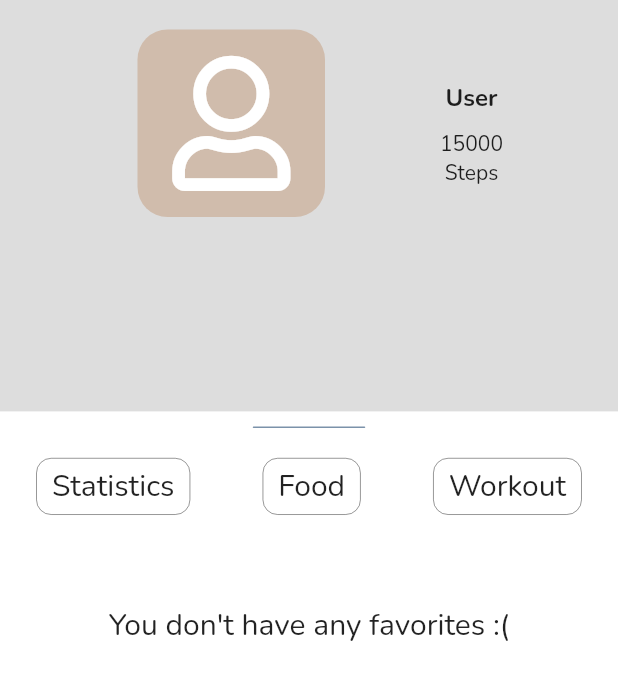
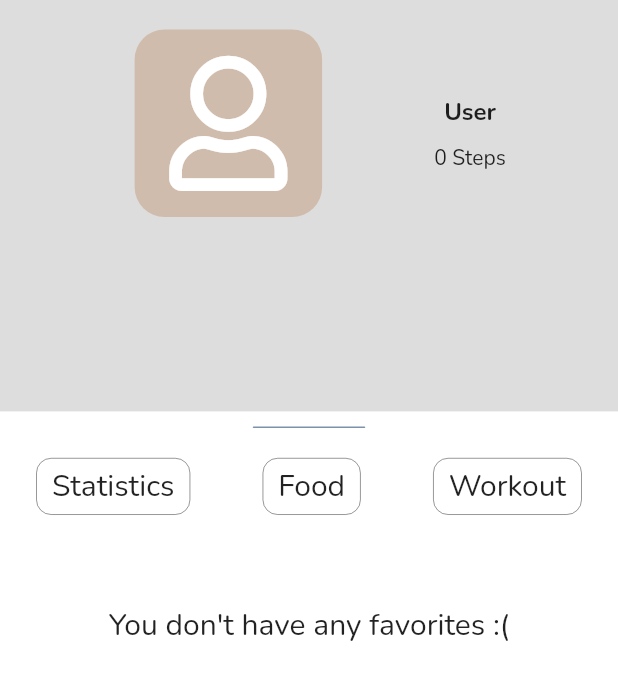
Before and after one commit to Menoita99/fitirun, a Flutter app: the ProfileScreen screen opened by its route, after a tap on "Food", on a phone screen of 412 x 824 dp, the part 83-783 px from its top. Run offline on Flutter 3.47's test engine with Material 2 defaults, Android fonts, the phone set to English and light mode, and no system bars; our stand-ins replace cached_network_image, cloud_firestore, faker, firebase_auth, firebase_core, fl_chart and 9 more; missing offline and left inert: flutter_sparkline, location_permissions; accounts and stored records are empty.

Commit message:
commit to pull

```diff
--- a/lib/com/fitirun/screen/profile_screen/profileScreen.dart
+++ b/lib/com/fitirun/screen/profile_screen/profileScreen.dart
@@ -96,8 +96,7 @@ class _ProfileScreenState extends State<ProfileScreen> {
                             padding: const EdgeInsets.fromLTRB(0, 10, 0, 0),
                             child: Column(
                               children: [
-                                Text("15000"),
-                                Text("Steps")
+                                Text((user.steps.isNotEmpty ? user.steps.last.toString() : "0") + " Steps"),
                               ],
                             ),
                           ),
@@ -188,14 +187,6 @@ class _ProfileScreenState extends State<ProfileScreen> {
         ),
         child: Text('$title', style: TextStyle(fontSize: 20),),
       ),
-    );
-  }
-
-  Widget getView() {
-    return Container(
-      height: 600,
-      color:Colors.blue,
-      child: Text(''),
     );
   }
 }
@@ -407,40 +398,7 @@ class _StatisticsViewState extends State<StatisticsView> {//with AutomaticKeepAl
         margin: EdgeInsets.only(top:35),
         child: Column(
           children: [
-            Row(
-              mainAxisAlignment: MainAxisAlignment.spaceEvenly,
-              children: [
-                Container(
-                  width: 0.4 * size.width,
-                  height: 170,
-                  decoration: BoxDecoration(
-                    color: white,
-                    borderRadius: BorderRadius.all(Radius.circular(10)),
-                    boxShadow:[BoxShadow(
-                      color: Colors.grey.withOpacity(0.5),
-                      spreadRadius: 3,
-                      blurRadius: 5,
-                      offset: Offset(0, 2), // changes position of shadow
-                    )],
-                  ),
-                  child: Column(
-                    children: [
-                      Align(
-                        alignment: Alignment.centerLeft,
-                        child: Padding(
-                          padding: const EdgeInsets.all(10.0),
-                          child: Text('Calories burnt this week',style: TextStyle(fontSize: 16,fontWeight: FontWeight.bold),),
-                        ),
-                      ),
-                      Center(child: Container(
-                          height: 100,
-                          child: WeeklyBarChartWidget(weeklyData: [1,5,6,5,9,6,6],maximumValueOnYAxis: 15,
-                          ))),
-                    ],
-                  ),
-                ),
-              ],
-            ),
+            topStatisticsWidget(size),
             SizedBox(height: 10,),
             Container(
               width: 0.9 * size.width,
@@ -476,4 +434,70 @@ class _StatisticsViewState extends State<StatisticsView> {//with AutomaticKeepAl
       ),
     );
   }
+
+  Widget topStatisticsWidget(Size size) {
+    return Row(
+            mainAxisAlignment: MainAxisAlignment.spaceEvenly,
+            children: [
+              Container(
+                width: 0.43 * size.width,
+                height: 150,
+                decoration: BoxDecoration(
+                  color: white,
+                  borderRadius: BorderRadius.all(Radius.circular(10)),
+                  boxShadow:[BoxShadow(
+                    color: Colors.grey.withOpacity(0.5),
+                    spreadRadius: 3,
+                    blurRadius: 5,
+                    offset: Offset(0, 2), // changes position of shadow
+                  )],
+                ),
+                child: Column(
+                  children: [
+                    Align(
+                      alignment: Alignment.centerLeft,
+                      child: Padding(
+                        padding: const EdgeInsets.all(10.0),
+                        child: Text('Workout levels ',style: TextStyle(fontSize: 16,fontWeight: FontWeight.bold),),
+                      ),
+                    ),
+                    Center(child: Container(
+                        height: 100,
+                        child: WeeklyBarChartWidget(weeklyData: [1,5,6,5,9,6,6],maximumValueOnYAxis: 15,spacing: 4,
+                        ))),
+                  ],
+                ),
+              ),
+              Container(
+                width: 0.4 * size.width,
+                height: 150,
+                decoration: BoxDecoration(
+                  color: white,
+                  borderRadius: BorderRadius.all(Radius.circular(10)),
+                  boxShadow:[BoxShadow(
+                    color: Colors.grey.withOpacity(0.5),
+                    spreadRadius: 3,
+                    blurRadius: 5,
+                    offset: Offset(0, 2), // changes position of shadow
+                  )],
+                ),
+                child: Column(
+                  children: [
+                    Align(
+                      alignment: Alignment.centerLeft,
+                      child: Padding(
+                        padding: const EdgeInsets.all(10.0),
+                        child: Text('Workout levels ',style: TextStyle(fontSize: 16,fontWeight: FontWeight.bold),),
+                      ),
+                    ),
+                    Center(child: Container(
+                        height: 100,
+                        child: WeeklyBarChartWidget(weeklyData: [1,5,6,5,9,6,6],maximumValueOnYAxis: 15,spacing: 4,
+                        ))),
+                  ],
+                ),
+              ),
+            ],
+          );
+  }
 }
```
